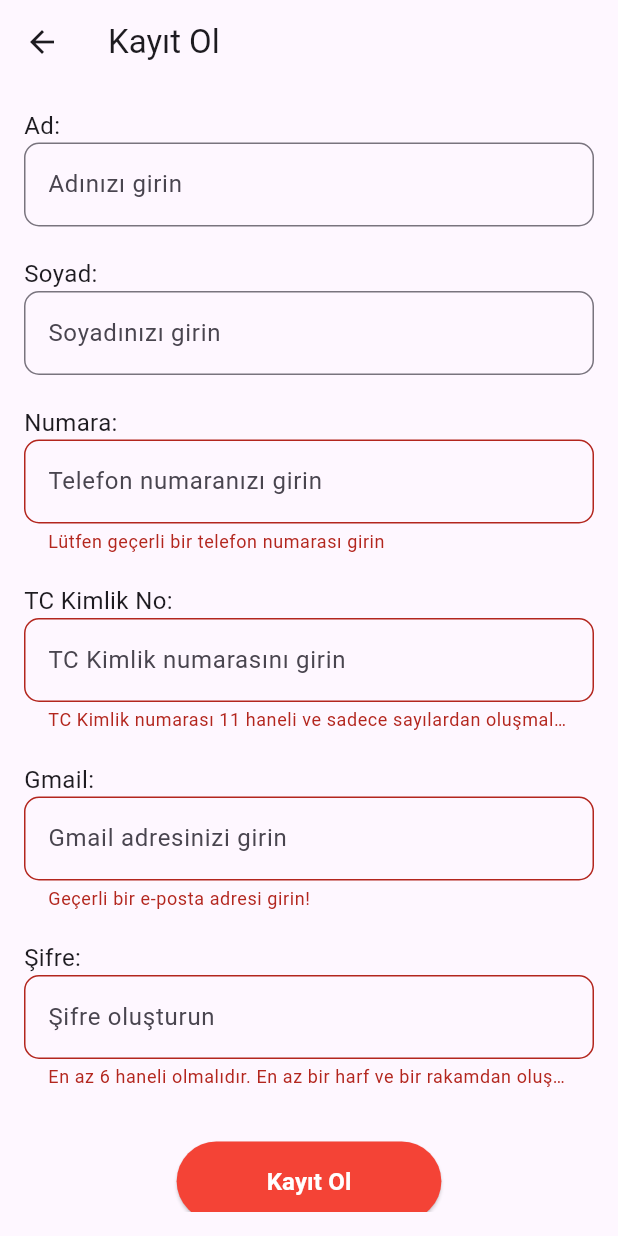
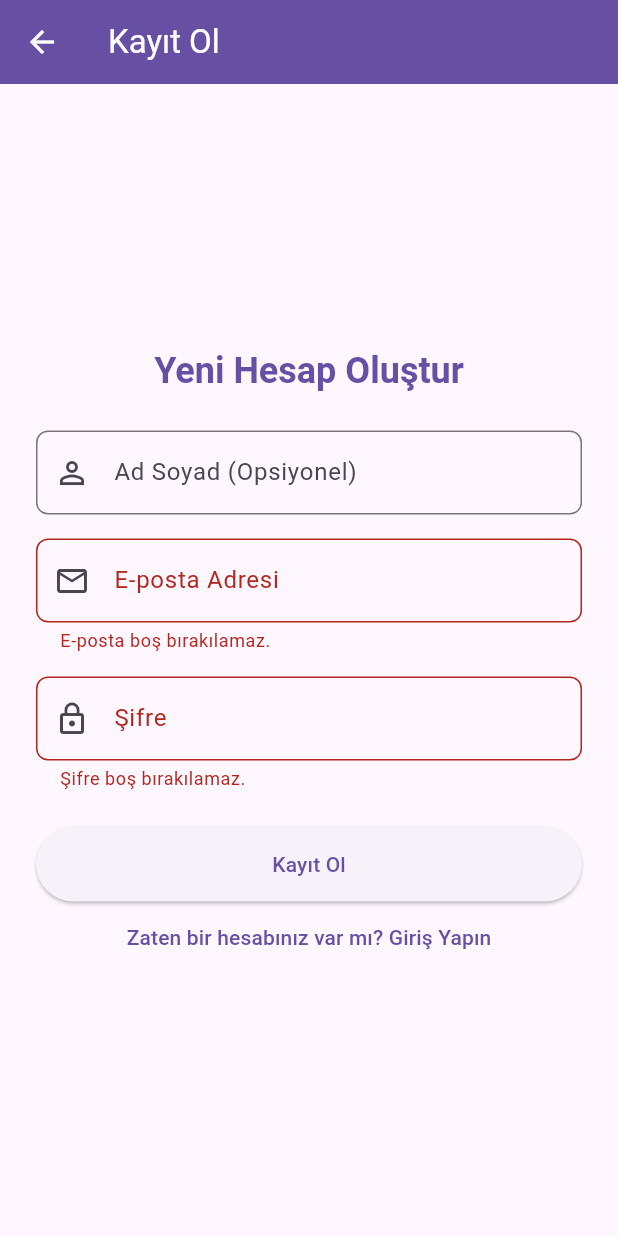
Before and after one commit to asude2/softwareEngineering_project, a Flutter app: the KayitSayfasi screen opened directly, after a tap on "Kayıt Ol", on a phone screen of 412 x 824 dp. Run offline on Flutter 3.47's test engine with Material 3 defaults, Android fonts, the phone set to English and light mode, and no system bars; our stand-ins replace cloud_firestore, firebase_auth, firebase_core, flutter_map, geocoding, geolocator and 1 more; accounts and stored records are empty.

Commit message:
Kullanıcı kayıt ve Firestore'a rol ekleme işlevi tamamlandı

```diff
--- a/lib/signup.dart
+++ b/lib/signup.dart
@@ -1,239 +1,200 @@
 import 'package:flutter/material.dart';
 import 'package:firebase_auth/firebase_auth.dart';
 import 'package:cloud_firestore/cloud_firestore.dart';
+// import 'login.dart'; // Giriş sayfasına yönlendirme için
+// import '../main.dart'; // AnaSayfa'ya yönlendirme için (veya hangi sayfaysa)
+
 
 class KayitSayfasi extends StatefulWidget {
   const KayitSayfasi({super.key});
 
   @override
-  _KayitSayfasiState createState() => _KayitSayfasiState();
+  State<KayitSayfasi> createState() => _KayitSayfasiState();
 }
 
 class _KayitSayfasiState extends State<KayitSayfasi> {
-  final TextEditingController adController = TextEditingController();
-  final TextEditingController soyadController = TextEditingController();
-  final TextEditingController numaraController = TextEditingController();
-  final TextEditingController tcController = TextEditingController();
-  final TextEditingController gmailController = TextEditingController();
-  final TextEditingController sifreController = TextEditingController();
+  final _formKey = GlobalKey<FormState>();
+  final _emailController = TextEditingController();
+  final _passwordController = TextEditingController();
+  final _displayNameController = TextEditingController(); // İsteğe bağlı: Kullanıcı adı
+  bool _isLoading = false;
 
-  String genelHataMesaji = ""; // Firebase'den gelen hatalar için
-  String gmailHataMesaji = "";
-  String tcHataMesaji = "";
-  String numaraHataMesaji = "";
-  String sifreHataMesaji = "";
+  Future<void> _kayitOl() async {
+    if (!_formKey.currentState!.validate()) {
+      return;
+    }
+    if (!mounted) return;
+    setState(() => _isLoading = true);
 
-  bool isValidEmail(String email) {
-    return RegExp(r"^[a-zA-Z0-9._%+-]+@[a-zA-Z0-9.-]+\.[a-zA-Z]{2,}$").hasMatch(email);
+    try {
+      UserCredential userCredential = await FirebaseAuth.instance
+          .createUserWithEmailAndPassword(
+        email: _emailController.text.trim(),
+        password: _passwordController.text.trim(),
+      );
+
+      User? user = userCredential.user;
+
+      if (user != null) {
+        // Kullanıcı adını güncelle (isteğe bağlı)
+        if (_displayNameController.text.trim().isNotEmpty) {
+          await user.updateDisplayName(_displayNameController.text.trim());
         }
 
-  bool isValidTC(String tc) {
-    return RegExp(r'^\d{11}$').hasMatch(tc);
-  }
-
-  bool isValidSifre(String sifre) {
-    return RegExp(r'^(?=.*[A-Za-z])(?=.*\d)[A-Za-z\d]{6,}$').hasMatch(sifre);
-  }
-
-  bool isValidNumara(String numara) {
-    return RegExp(r'^\d{11}$').hasMatch(numara);
-  }
-
-  final FirebaseAuth _auth = FirebaseAuth.instance;
-
-  Future<void> firebaseKayitOl() async {
-    setState(() {
-      genelHataMesaji = ""; // Her denemede önceki hatayı temizle
-    });
-    try {
-      UserCredential userCredential = await _auth.createUserWithEmailAndPassword(
-        email: gmailController.text.trim(),
-        password: sifreController.text.trim(),
-      );
-      await FirebaseFirestore.instance.collection('users').doc(userCredential.user?.uid).set({
-        'ad': adController.text.trim(),
-        'soyad': soyadController.text.trim(),
-        'numara': numaraController.text.trim(),
-        'tcKimlik': tcController.text.trim(),
-        'email': gmailController.text.trim(),
-        'kayitTarihi': DateTime.now(), // Kayıt tarihini de ekleyelim
+        // Firestore'a kullanıcı bilgilerini ve rolünü kaydet
+        await FirebaseFirestore.instance.collection('users').doc(user.uid).set({
+          'uid': user.uid,
+          'email': user.email,
+          'displayName': _displayNameController.text.trim().isNotEmpty
+              ? _displayNameController.text.trim()
+              : user.email, // Eğer display name girilmemişse email'i kullan
+          'role': 'user', // Varsayılan rol: user
+          'createdAt': FieldValue.serverTimestamp(),
         });
 
-
-      // Kayıt başarılı olduktan sonra kullanıcıyı başka bir sayfaya yönlendirebilirsiniz
-      // Örneğin ana sayfaya veya giriş yapılmış bir profil sayfasına
-      Navigator.pop(context); // Şimdilik kayıt sayfasını kapatıyoruz
+        if (mounted) {
           ScaffoldMessenger.of(context).showSnackBar(
-        SnackBar(content: Text("Kayıt başarılı!")),
+            const SnackBar(content: Text('Kayıt başarılı! Lütfen giriş yapın.')),
           );
-
+          // Kayıt sonrası giriş sayfasına veya doğrudan ana sayfaya yönlendir
+          Navigator.of(context).popUntil((route) => route.isFirst); // Tüm sayfaları kapatıp ana sayfaya döner
+          // Veya sadece bir önceki sayfaya dön: Navigator.of(context).pop();
+          // Veya giriş sayfasına yönlendir:
+          // Navigator.of(context).pushReplacement(MaterialPageRoute(builder: (context) => LoginSayfasi()));
+        }
+      }
     } on FirebaseAuthException catch (e) {
-      setState(() {
+      print("Kayıt hatası: ${e.code} - ${e.message}");
+      String errorMessage = "Kayıt sırasında bir hata oluştu.";
       if (e.code == 'weak-password') {
-          sifreHataMesaji = 'Şifre çok zayıf.';
+        errorMessage = 'Şifre çok zayıf.';
       } else if (e.code == 'email-already-in-use') {
-          gmailHataMesaji = 'Bu e-posta adresi zaten kullanılıyor.';
-        } else {
-          genelHataMesaji = 'Bir hata oluştu: ${e.message}';
+        errorMessage = 'Bu e-posta adresi zaten kayıtlı.';
+      } else if (e.code == 'invalid-email') {
+        errorMessage = 'Geçersiz e-posta adresi.';
       }
-        print('Firebase Kayıt Hatası: ${e.code} - ${e.message}');
-      });
+      if (mounted) {
+        ScaffoldMessenger.of(context)
+            .showSnackBar(SnackBar(content: Text(errorMessage)));
+      }
     } catch (e) {
-      setState(() {
-        genelHataMesaji = 'Beklenmedik bir hata oluştu: $e';
-        print('Genel Kayıt Hatası: $e');
-      });
+      print("Beklenmedik kayıt hatası: $e");
+      if (mounted) {
+        ScaffoldMessenger.of(context)
+            .showSnackBar(const SnackBar(content: Text("Beklenmedik bir hata oluştu.")));
+      }
+    } finally {
+      if (mounted) setState(() => _isLoading = false);
     }
   }
 
-  void kontrolEtVeKayitOl() {
-    String gmail = gmailController.text.trim();
-    String tc = tcController.text.trim();
-    String numara = numaraController.text.trim();
-    String sifre = sifreController.text.trim();
-    bool formGecerli = true;
-
-    setState(() {
-      // Önceki hataları temizle
-      gmailHataMesaji = "";
-      tcHataMesaji = "";
-      numaraHataMesaji = "";
-      sifreHataMesaji = "";
-      genelHataMesaji = "";
-
-      if (!isValidEmail(gmail)) {
-        gmailHataMesaji = "Geçerli bir e-posta adresi girin!";
-        formGecerli = false;
-      }
-      if (!isValidNumara(numara)) {
-        numaraHataMesaji = "Lütfen geçerli bir telefon numarası girin";
-        formGecerli = false;
-      }
-      if (!isValidTC(tc)) {
-        tcHataMesaji = "TC Kimlik numarası 11 haneli ve sadece sayılardan oluşmalıdır!";
-        formGecerli = false;
-      }
-      if (!isValidSifre(sifre)) {
-        sifreHataMesaji = "En az 6 haneli olmalıdır. En az bir harf ve bir rakamdan oluşmalıdır.";
-        formGecerli = false;
-      }
-      if (adController.text.trim().isEmpty) {
-        // Ad için hata mesajı eklenebilir
-        formGecerli = false;
-      }
-      if (soyadController.text.trim().isEmpty) {
-        // Soyad için hata mesajı eklenebilir
-        formGecerli = false;
-      }
-    });
-
-    if (formGecerli) {
-      firebaseKayitOl();
-    }
+  @override
+  void dispose() {
+    _emailController.dispose();
+    _passwordController.dispose();
+    _displayNameController.dispose();
+    super.dispose();
   }
 
   @override
   Widget build(BuildContext context) {
     return Scaffold(
-      appBar: AppBar(title: Text("Kayıt Ol")),
-      body: Padding(
-        padding: const EdgeInsets.all(16.0),
-        child: SingleChildScrollView( // Uzun formlar için kaydırma özelliği
+      appBar: AppBar(
+        title: const Text('Kayıt Ol'),
+        backgroundColor: Theme.of(context).primaryColor,
+        foregroundColor: Colors.white,
+      ),
+      body: Center(
+        child: SingleChildScrollView(
+          padding: const EdgeInsets.all(24.0),
+          child: Form(
+            key: _formKey,
             child: Column(
-            crossAxisAlignment: CrossAxisAlignment.start,
-            children: [
-              // ... (Ad, Soyad, Numara, TC TextField'ları olduğu gibi kalabilir)
-              // Sadece hata mesajlarını kontrol edin
-              Text("Ad:", style: TextStyle(fontSize: 16)),
-              TextField(
-                controller: adController,
-                decoration: InputDecoration(
-                  hintText: "Adınızı girin",
-                  border: OutlineInputBorder(borderRadius: BorderRadius.circular(10)),
+              mainAxisAlignment: MainAxisAlignment.center,
+              crossAxisAlignment: CrossAxisAlignment.stretch,
+              children: <Widget>[
+                Text(
+                  'Yeni Hesap Oluştur',
+                  textAlign: TextAlign.center,
+                  style: Theme.of(context).textTheme.headlineSmall?.copyWith(
+                    fontWeight: FontWeight.bold,
+                    color: Theme.of(context).primaryColor,
                   ),
                 ),
-              SizedBox(height: 20),
-
-              Text("Soyad:", style: TextStyle(fontSize: 16)),
-              TextField(
-                controller: soyadController,
+                const SizedBox(height: 24),
+                TextFormField(
+                  controller: _displayNameController,
                   decoration: InputDecoration(
-                  hintText: "Soyadınızı girin",
-                  border: OutlineInputBorder(borderRadius: BorderRadius.circular(10)),
+                    labelText: 'Ad Soyad (Opsiyonel)',
+                    prefixIcon: const Icon(Icons.person_outline),
+                    border: OutlineInputBorder(borderRadius: BorderRadius.circular(8.0)),
                   ),
+                  keyboardType: TextInputType.name,
                 ),
-              SizedBox(height: 20),
-
-              Text("Numara:", style: TextStyle(fontSize: 16)),
-              TextField(
-                controller: numaraController,
-                keyboardType: TextInputType.number,
+                const SizedBox(height: 16),
+                TextFormField(
+                  controller: _emailController,
                   decoration: InputDecoration(
-                  hintText: "Telefon numaranızı girin",
-                  border: OutlineInputBorder(borderRadius: BorderRadius.circular(10)),
-                  errorText: numaraHataMesaji.isNotEmpty ? numaraHataMesaji : null,
+                    labelText: 'E-posta Adresi',
+                    prefixIcon: const Icon(Icons.email_outlined),
+                    border: OutlineInputBorder(borderRadius: BorderRadius.circular(8.0)),
                   ),
+                  keyboardType: TextInputType.emailAddress,
+                  validator: (value) {
+                    if (value == null || value.trim().isEmpty) {
+                      return 'E-posta boş bırakılamaz.';
+                    }
+                    if (!value.contains('@') || !value.contains('.')) {
+                      return 'Geçerli bir e-posta adresi girin.';
+                    }
+                    return null;
+                  },
                 ),
-              SizedBox(height: 20),
-
-              Text("TC Kimlik No:", style: TextStyle(fontSize: 16)),
-              TextField(
-                controller: tcController,
-                keyboardType: TextInputType.number,
+                const SizedBox(height: 16),
+                TextFormField(
+                  controller: _passwordController,
                   decoration: InputDecoration(
-                  hintText: "TC Kimlik numarasını girin",
-                  border: OutlineInputBorder(borderRadius: BorderRadius.circular(10)),
-                  errorText: tcHataMesaji.isNotEmpty ? tcHataMesaji : null,
+                    labelText: 'Şifre',
+                    prefixIcon: const Icon(Icons.lock_outline),
+                    border: OutlineInputBorder(borderRadius: BorderRadius.circular(8.0)),
                   ),
+                  obscureText: true,
+                  validator: (value) {
+                    if (value == null || value.isEmpty) {
+                      return 'Şifre boş bırakılamaz.';
+                    }
+                    if (value.length < 6) {
+                      return 'Şifre en az 6 karakter olmalıdır.';
+                    }
+                    return null;
+                  },
                 ),
-              SizedBox(height: 20),
-
-              Text("Gmail:", style: TextStyle(fontSize: 16)),
-              TextField(
-                controller: gmailController,
-                keyboardType: TextInputType.emailAddress,
-                decoration: InputDecoration(
-                  hintText: "Gmail adresinizi girin",
-                  border: OutlineInputBorder(borderRadius: BorderRadius.circular(10)),
-                  errorText: gmailHataMesaji.isNotEmpty ? gmailHataMesaji : null,
+                const SizedBox(height: 24),
+                _isLoading
+                    ? const Center(child: CircularProgressIndicator())
+                    : ElevatedButton(
+                  onPressed: _kayitOl,
+                  style: ElevatedButton.styleFrom(
+                    padding: const EdgeInsets.symmetric(vertical: 15),
                   ),
+                  child: const Text('Kayıt Ol'),
                 ),
-              SizedBox(height: 20),
-
-              Text("Şifre:", style: TextStyle(fontSize: 16)),
-              TextField(
-                controller: sifreController,
-                obscureText: true,
-                decoration: InputDecoration(
-                  hintText: "Şifre oluşturun",
-                  border: OutlineInputBorder(borderRadius: BorderRadius.circular(10)),
-                  errorText: sifreHataMesaji.isNotEmpty ? sifreHataMesaji : null,
+                TextButton(
+                  onPressed: () {
+                    if (Navigator.canPop(context)) {
+                      Navigator.pop(context); // Giriş sayfasına geri dön
+                    } else {
+                      // Eğer pop yapacak sayfa yoksa, login sayfasına push et (ana sayfada değilsek)
+                      // Navigator.pushReplacement(context, MaterialPageRoute(builder: (context) => LoginSayfasi()));
+                    }
+                  },
+                  child: Text(
+                    'Zaten bir hesabınız var mı? Giriş Yapın',
+                    style: TextStyle(color: Theme.of(context).primaryColor),
                   ),
+                )
+              ],
             ),
-              SizedBox(height: 10),
-              if (genelHataMesaji.isNotEmpty) // Genel hata mesajını göster
-                Padding(
-                  padding: const EdgeInsets.symmetric(vertical: 8.0),
-                  child: Text(
-                    genelHataMesaji,
-                    style: TextStyle(color: Colors.red, fontSize: 14),
-                  ),
-                ),
-              SizedBox(height: 25),
-              Center(
-                child: ElevatedButton(
-                  onPressed: kontrolEtVeKayitOl, // Firebase'e kayıt fonksiyonunu çağır
-                  style: ElevatedButton.styleFrom(
-                    backgroundColor: Colors.red,
-                    padding: EdgeInsets.symmetric(horizontal: 60, vertical: 15),
-                  ),
-                  child: Text(
-                    "Kayıt Ol",
-                    style: TextStyle(color: Colors.white, fontSize: 16, fontWeight: FontWeight.bold),
-                  ),
-                ),
-              ),
-            ],
           ),
         ),
       ),
```
Lines whose indentation alone changed are shown as unchanged.
